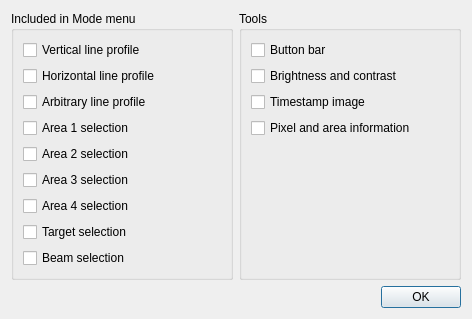
Qt form framework/widgets/QEImage/QEImageOptionsDialog.ui (andrewrhyder/epicsqt) before a commit.
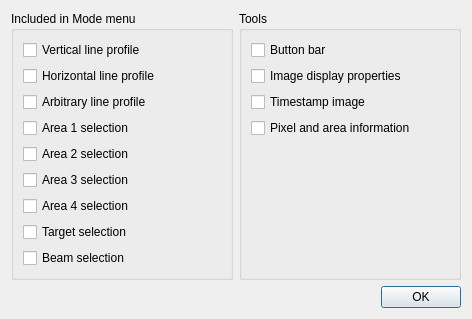
The same form after that commit.

Commit message: Rename Brightness/contrast to Image Display Properties where appropriate

What changed in the file:
```diff
--- a/framework/widgets/QEImage/QEImageOptionsDialog.ui
+++ b/framework/widgets/QEImage/QEImageOptionsDialog.ui
@@ -7,7 +7,7 @@
     <x>0</x>
     <y>0</y>
     <width>472</width>
-    <height>289</height>
+    <height>304</height>
    </rect>
   </property>
   <property name="windowTitle">
@@ -117,7 +117,7 @@
         <item>
          <widget class="QCheckBox" name="checkBoxBrightnessContrast">
           <property name="text">
-           <string>Brightness and contrast</string>
+           <string>Image display properties</string>
           </property>
          </widget>
         </item>
```
The commit also changes 6 other files.
